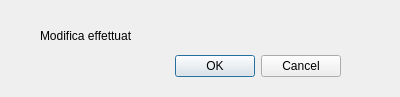
Qt form Implementazione/Viste/modificaIscrizione.ui (nicobello10/progetto-ingegneria-del-software) before a commit.
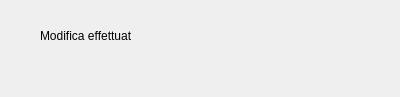
The same form after that commit.

Commit message: readme prova

```diff
--- a/Implementazione/Viste/modificaIscrizione.ui
+++ b/Implementazione/Viste/modificaIscrizione.ui
@@ -13,22 +13,6 @@
   <property name="windowTitle">
    <string>Dialog</string>
   </property>
-  <widget class="QDialogButtonBox" name="buttonBox">
-   <property name="geometry">
-    <rect>
-     <x>0</x>
-     <y>50</y>
-     <width>341</width>
-     <height>32</height>
-    </rect>
-   </property>
-   <property name="orientation">
-    <enum>Qt::Horizontal</enum>
-   </property>
-   <property name="standardButtons">
-    <set>QDialogButtonBox::Cancel|QDialogButtonBox::Ok</set>
-   </property>
-  </widget>
   <widget class="QLabel" name="label">
    <property name="geometry">
     <rect>
```
Left out of the diff: 35 changed lines with no effect on the pictures.
